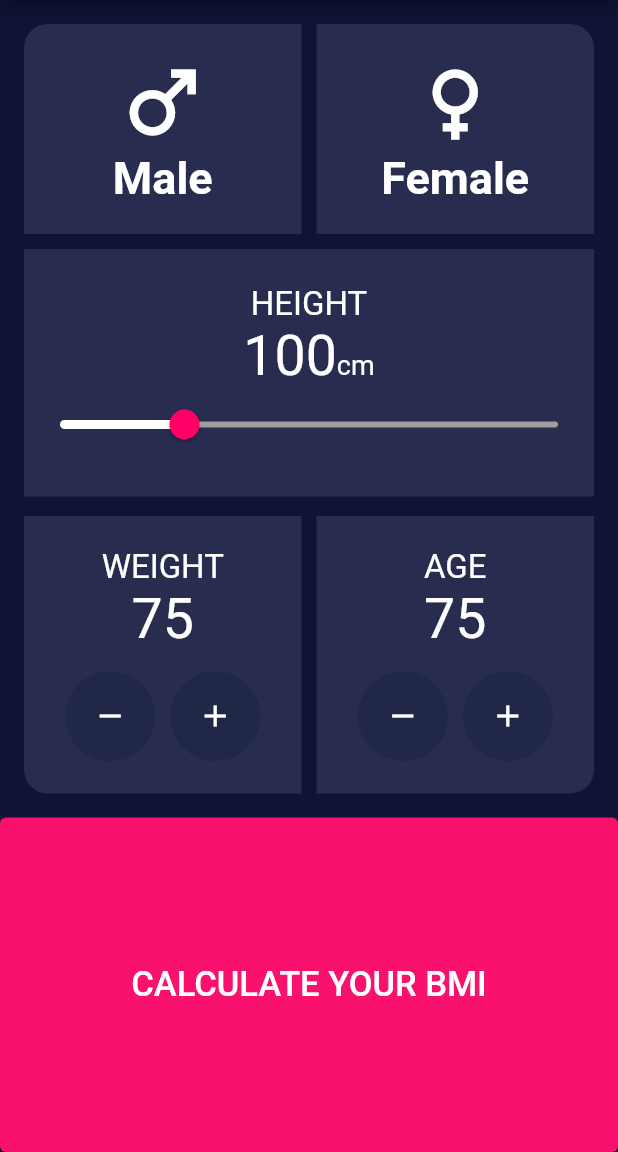
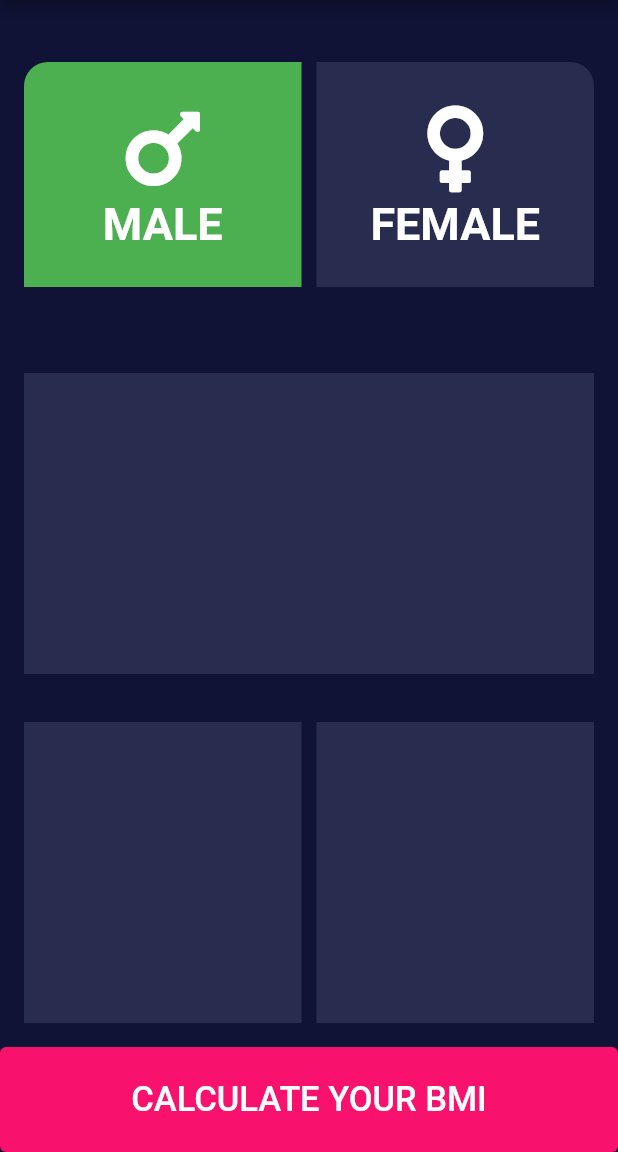
Before and after one commit to LimonDP/bmi_calculator, a Flutter app: the screen it shows after launch, on a phone screen of 412 x 824 dp, the part 84-1236 px from its top. Run offline on Flutter 3.47's test engine with Material 2 defaults, Android fonts, the phone set to English and light mode, and no system bars; our stand-ins replace font_awesome_flutter.

```diff
--- a/lib/main.dart
+++ b/lib/main.dart
@@ -1,4 +1,4 @@
-import './widgets/bmi_widgets.dart';
+import './widgets/bmi_calculator.dart';
 import 'package:flutter/material.dart';
 
 void main() {
--- /dev/null
+++ b/lib/widgets/bmi_calculator.dart
@@ -0,0 +1,161 @@
+import 'package:flutter/material.dart';
+import 'package:font_awesome_flutter/font_awesome_flutter.dart';
+
+class BmiCalculator extends StatefulWidget {
+  const BmiCalculator({Key? key}) : super(key: key);
+
+  @override
+  _BmiCalculatorState createState() => _BmiCalculatorState();
+}
+
+class _BmiCalculatorState extends State<BmiCalculator> {
+  double _currentSliderValue = 100.0;
+  static const Color activeColor = Colors.red;
+  static const Color inactiveColor = Colors.green;
+  static var contColor = inactiveColor;
+
+  malebutton(int data) {
+    if (data == 1) {
+      if (contColor == inactiveColor) {
+        contColor = activeColor;
+      } else {
+        contColor = inactiveColor;
+      }
+    }
+  }
+
+  @override
+  Widget build(BuildContext context) {
+    return Column(
+      crossAxisAlignment: CrossAxisAlignment.stretch,
+      children: [
+        Expanded(
+          child: Padding(
+            padding: EdgeInsets.all(16.0),
+            child: Row(
+              children: [
+                Expanded(
+                  child: GestureDetector(
+                    onTap: () {
+                      setState(() {
+                        malebutton(1);
+                      });
+                    },
+                    child: ExpandedContainer(
+                      containerData: ExpandedCard(
+                        cardText: 'MALE',
+                        icon: FontAwesomeIcons.mars,
+                      ),
+                      containerheight: 150,
+                      containerColor: contColor,
+                      borderRad:
+                          BorderRadius.only(topLeft: Radius.circular(16.0)),
+                    ),
+                  ),
+                ),
+                SizedBox(
+                  width: 10,
+                ),
+                Expanded(
+                    child: ExpandedContainer(
+                  containerData: ExpandedCard(
+                    cardText: 'FEMALE',
+                    icon: FontAwesomeIcons.venus,
+                  ),
+                  containerheight: 150,
+                  containerColor: Theme.of(context).backgroundColor,
+                  borderRad: BorderRadius.only(topRight: Radius.circular(16.0)),
+                )),
+              ],
+            ),
+          ),
+        ),
+        Expanded(
+          child: Padding(
+              padding: EdgeInsets.all(16.0),
+              child: ExpandedContainer(
+                  containerheight: 180,
+                  containerColor: Theme.of(context).backgroundColor)),
+        ),
+        Expanded(
+          child: Padding(
+            padding: EdgeInsets.all(16.0),
+            child: Row(
+              children: [
+                Expanded(
+                    child: ExpandedContainer(
+                        containerheight: 250,
+                        containerColor: Theme.of(context).backgroundColor)),
+                SizedBox(
+                  width: 10,
+                ),
+                Expanded(
+                    child: ExpandedContainer(
+                        containerheight: 250,
+                        containerColor: Theme.of(context).backgroundColor)),
+              ],
+            ),
+          ),
+        ),
+        Container(
+          height: 70,
+          child: ElevatedButton(
+            style: ElevatedButton.styleFrom(
+              primary: Color(0xFFF9116E),
+            ),
+            onPressed: () {},
+            child: Text(
+              'CALCULATE YOUR BMI',
+              style: TextStyle(fontSize: 23),
+            ),
+          ),
+        )
+      ],
+    );
+  }
+}
+
+class ExpandedContainer extends StatelessWidget {
+  final double containerheight;
+  final Widget? containerData;
+  final BorderRadiusGeometry? borderRad;
+  final Color containerColor;
+  const ExpandedContainer(
+      {required this.containerheight,
+      required this.containerColor,
+      this.containerData,
+      this.borderRad});
+
+  @override
+  Widget build(BuildContext context) {
+    return Container(
+      height: containerheight,
+      decoration: BoxDecoration(
+        color: containerColor,
+        borderRadius: borderRad,
+      ),
+      child: containerData,
+    );
+  }
+}
+
+class ExpandedCard extends StatelessWidget {
+  final String cardText;
+  final IconData icon;
+  const ExpandedCard({required this.cardText, required this.icon});
+
+  @override
+  Widget build(BuildContext context) {
+    return Column(
+      mainAxisAlignment: MainAxisAlignment.center,
+      children: [
+        FaIcon(
+          icon,
+          size: 66.0,
+        ),
+        Text(cardText,
+            style: TextStyle(fontSize: 30, fontWeight: FontWeight.bold)),
+      ],
+    );
+  }
+}
--- a/lib/widgets/bmi_widgets.dart
+++ b/lib/widgets/bmi_widgets.dart
@@ -49,25 +49,7 @@ class _BmiCalculatorState extends State<BmiCalculator> {
                       width: 10,
                     ),
                     Expanded(
-                      child: Container(
-                        decoration: BoxDecoration(
-                          color: Theme.of(context).backgroundColor,
-                          borderRadius: BorderRadius.only(
-                              topRight: Radius.circular(16.0)),
-                        ),
-                        child: Column(
-                          mainAxisAlignment: MainAxisAlignment.center,
-                          children: [
-                            Icon(
-                              Icons.female,
-                              size: 66.0,
-                            ),
-                            Text('Female',
-                                style: TextStyle(
-                                    fontSize: 30, fontWeight: FontWeight.bold)),
-                          ],
-                        ),
-                      ),
+                      child: ExpandedContainer(),
                     )
                   ],
                 ),
@@ -255,3 +237,41 @@ class _BmiCalculatorState extends State<BmiCalculator> {
     );
   }
 }
+
+class ExpandedContainer extends StatelessWidget {
+  const ExpandedContainer({
+    Key? key,
+  }) : super(key: key);
+
+  @override
+  Widget build(BuildContext context) {
+    return Container(
+      decoration: BoxDecoration(
+        color: Theme.of(context).backgroundColor,
+        borderRadius: BorderRadius.only(topRight: Radius.circular(16.0)),
+      ),
+      child: ExpandedCard(),
+    );
+  }
+}
+
+class ExpandedCard extends StatelessWidget {
+  const ExpandedCard({
+    Key? key,
+  }) : super(key: key);
+
+  @override
+  Widget build(BuildContext context) {
+    return Column(
+      mainAxisAlignment: MainAxisAlignment.center,
+      children: [
+        Icon(
+          Icons.female,
+          size: 66.0,
+        ),
+        Text('Female',
+            style: TextStyle(fontSize: 30, fontWeight: FontWeight.bold)),
+      ],
+    );
+  }
+}
--- a/pubspec.yaml
+++ b/pubspec.yaml
@@ -34,6 +34,7 @@ dependencies:
   # The following adds the Cupertino Icons font to your application.
   # Use with the CupertinoIcons class for iOS style icons.
   cupertino_icons: ^1.0.2
+  font_awesome_flutter: ^9.2.0
 
 dev_dependencies:
   flutter_test:
```
Also changed, not shown: pubspec.lock.
